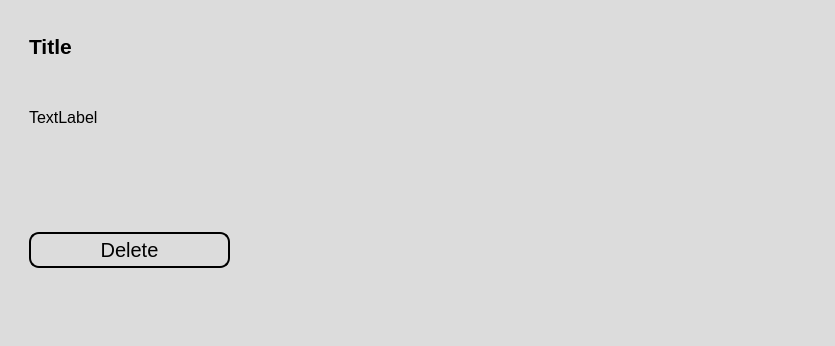
This is ui/saved.ui in Achu-Worifung/quickMove as Qt 5 draws it before an edit. The edited form follows.
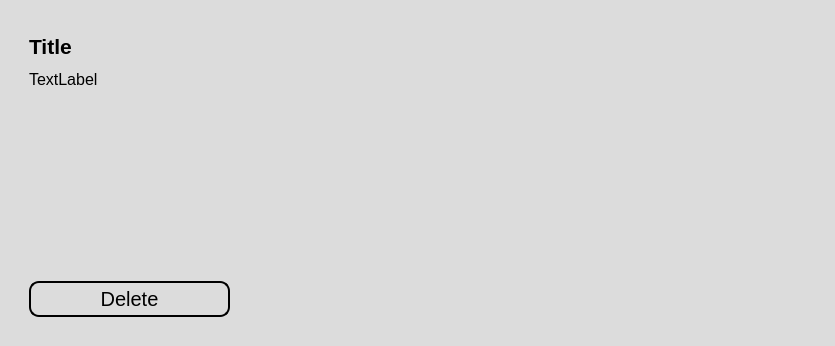
This is the edited form. Icons and pictures are not drawn.

```diff
--- a/ui/saved.ui
+++ b/ui/saved.ui
@@ -124,6 +124,12 @@
              <property name="text">
               <string>TextLabel</string>
              </property>
+             <property name="scaledContents">
+              <bool>false</bool>
+             </property>
+             <property name="alignment">
+              <set>Qt::AlignLeading|Qt::AlignLeft|Qt::AlignTop</set>
+             </property>
              <property name="wordWrap">
               <bool>true</bool>
              </property>
@@ -135,7 +141,7 @@
         <item>
          <widget class="QWidget" name="widget_3" native="true">
           <property name="sizePolicy">
-           <sizepolicy hsizetype="Preferred" vsizetype="Expanding">
+           <sizepolicy hsizetype="Preferred" vsizetype="Minimum">
             <horstretch>0</horstretch>
             <verstretch>0</verstretch>
            </sizepolicy>
```
